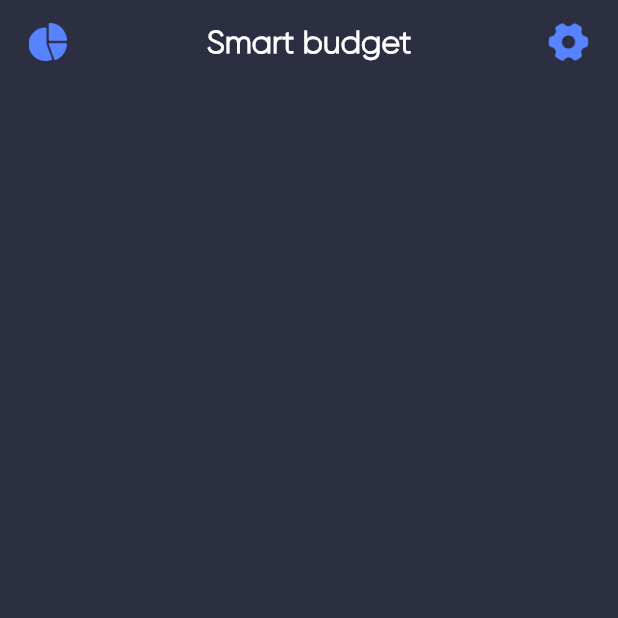
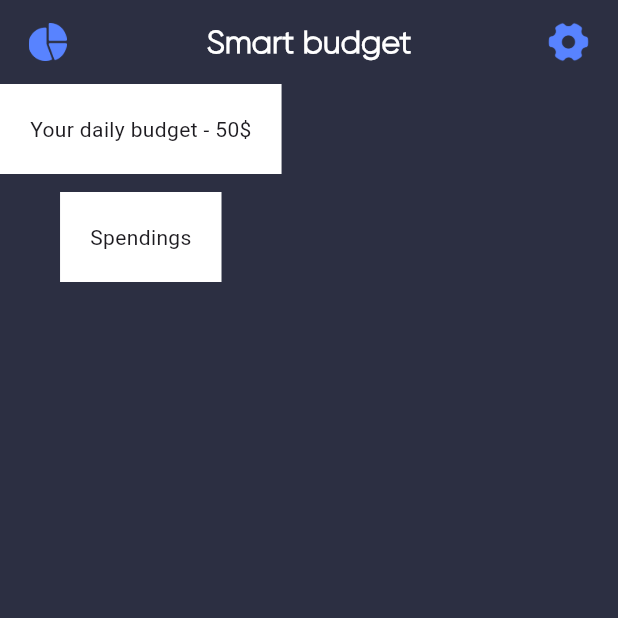
Before and after one commit to Suli244/SmartBudget-Companion-113, a Flutter app: the screen it shows after launch, on a phone screen of 412 x 824 dp, the top half of it. Run offline on Flutter 3.47's test engine with Material 3 defaults, Android fonts, the phone set to English and light mode, and no system bars; our stand-ins replace flutter_screenutil, in_app_review, shared_preferences; missing offline and left inert: apphud.

Commit message:
container

```diff
--- a/lib/screen/smart_budget/smart_budget_screen.dart
+++ b/lib/screen/smart_budget/smart_budget_screen.dart
@@ -1,6 +1,5 @@
 import 'package:flutter/material.dart';
 import 'package:flutter_screenutil/flutter_screenutil.dart';
-import 'package:smart_budget_companion_113/style/app_text_styles.dart';
 import 'package:smart_budget_companion_113/utils/image/app_images.dart';
 import 'package:smart_budget_companion_113/widgets/custom_app_bar.dart';
 
@@ -34,7 +33,17 @@ class SmartBudgetScreen extends StatelessWidget {
       ),
       body: Column(
         children: [
-          Container(),
+          Container(
+            color: Colors.white,
+            padding: const EdgeInsets.all(20),
+            child: const Text('Your daily budget - 50\$'),
+          ),
+          const SizedBox(height: 12),
+          Container(
+            color: Colors.white,
+            padding: const EdgeInsets.all(20),
+            child: const Text('Spendings'),
+          ),
         ],
       ),
     );
```
